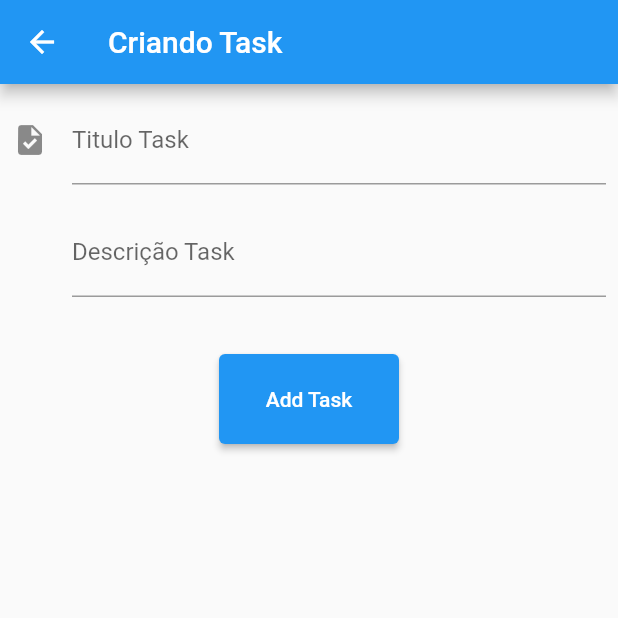
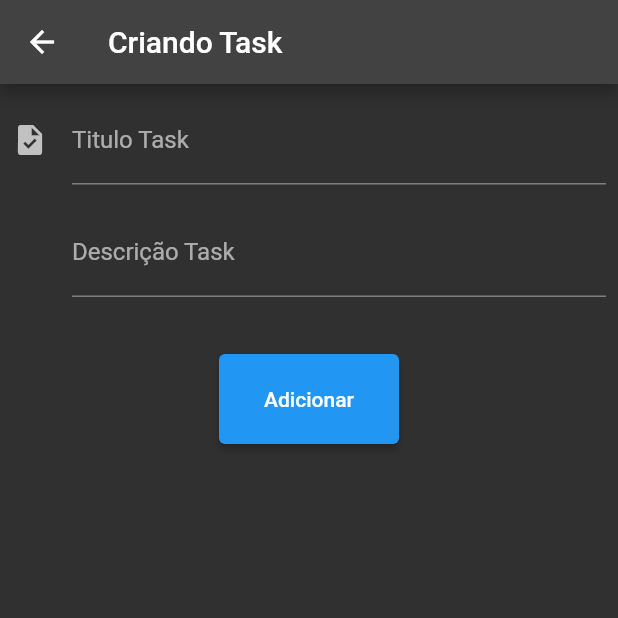
Before and after one commit to WillAPS/crud_flutter, a Flutter app: the screen it shows after launch, after a tap on the "add" icon, on a phone screen of 412 x 824 dp, the top half of it. Run offline on Flutter 3.47's test engine with Material 2 defaults, Android fonts, the phone set to English and light mode, and no system bars.

Commit message:
adicionado botao para troca de tema

```diff
--- /dev/null
+++ b/lib/components/editor.dart
@@ -0,0 +1,33 @@
+import 'package:flutter/material.dart';
+
+class Editor extends StatelessWidget {
+  Editor({
+    required this.controller,
+    required this.placeholder,
+    required this.dica,
+    this.iconTask,
+  });
+
+  final TextEditingController controller;
+  final String placeholder;
+  final String dica;
+  final IconData? iconTask;
+
+  @override
+  Widget build(BuildContext context) {
+    return Padding(
+      padding: const EdgeInsets.all(8.0),
+      child: TextField(
+        controller: controller,
+        style: const TextStyle(
+          fontSize: 16.0,
+        ),
+        decoration: InputDecoration(
+          icon: Icon(iconTask),
+          labelText: placeholder,
+          hintText: dica,
+        ),
+      ),
+    );
+  }
+}
--- a/lib/main.dart
+++ b/lib/main.dart
@@ -1,163 +1,24 @@
 import 'package:flutter/foundation.dart';
 import 'package:flutter/material.dart';
+import 'package:helloworld/screens/task/list.dart';
+import 'package:helloworld/theme_changer.dart';
 
 void main() => runApp(const TodoListApp());
 
 class TodoListApp extends StatelessWidget {
   const TodoListApp({Key? key}) : super(key: key);
-
   // This widget is the root of your application.
   @override
   Widget build(BuildContext context) {
-    return MaterialApp(
-        // Application name
-        home: Scaffold(
-      body: TasksList(),
-    ));
-  }
-}
-
-class AddTask extends StatelessWidget {
-  final TextEditingController _controllerTitleTask = TextEditingController();
-  final TextEditingController _controllerSubTitleTask = TextEditingController();
-
-  @override
-  Widget build(BuildContext context) {
-    return Scaffold(
-      appBar: AppBar(
-        title: Text('Criando Task'),
-      ),
-      body: Column(children: <Widget>[
-        Editor(
-          controller: _controllerTitleTask,
-          placeholder: 'Titulo Task',
-          dica: 'Fazer compra',
-          iconTask: Icons.task,
-        ),
-        Editor(
-          controller: _controllerSubTitleTask,
-          placeholder: 'Descrição Task',
-          dica: '1Kg Cenoura',
-        ),
-        const SizedBox(height: 30),
-        ElevatedButton(
-          child: const Text("Add Task"),
-          onPressed: () => _createdTask(context),
-          style: ButtonStyle(
-              minimumSize: MaterialStateProperty.all(const Size(120, 60))),
-        ),
-      ]),
-    );
-  }
-
-  void _createdTask(BuildContext context) {
-    final String titleTask = _controllerTitleTask.text;
-    final String subTitleTask = _controllerSubTitleTask.text;
-    Task(titleTask, subTitleTask);
-    if (titleTask != null && subTitleTask != null) {
-      final createdTask = Task(titleTask, subTitleTask);
-      Navigator.pop(context, createdTask);
-    }
-  }
-}
-
-class Editor extends StatelessWidget {
-  Editor(
-      {required this.controller,
-      required this.placeholder,
-      required this.dica,
-      this.iconTask});
-
-  final TextEditingController controller;
-  final String placeholder;
-  final String dica;
-  final IconData? iconTask;
-
-  @override
-  Widget build(BuildContext context) {
-    return Padding(
-      padding: const EdgeInsets.all(8.0),
-      child: TextField(
-        controller: controller,
-        style: const TextStyle(
-          fontSize: 16.0,
-        ),
-        decoration: InputDecoration(
-          icon: Icon(iconTask),
-          labelText: placeholder,
-          hintText: dica,
-        ),
-      ),
+    return ThemeBuilder(
+      defaultBrightness: Brightness.dark,
+      defaultIcon: Icons.dark_mode,
+      builder: (context, _brightness, _icon) {
+        return MaterialApp(
+          theme: ThemeData(primarySwatch: Colors.blue, brightness: _brightness),
+          home: TasksList(),
+        );
+      },
     );
   }
 }
-
-class TasksList extends StatefulWidget {
-  TasksList({Key? key}) : super(key: key);
-
-  final List<Task> _tasks = [];
-  @override
-  State<StatefulWidget> createState() {
-    return TasksListState();
-  }
-}
-
-class TasksListState extends State<TasksList>{
-
-  @override
-  Widget build(BuildContext context) {
-      return Scaffold(
-        appBar: AppBar(
-          title: const Text('Tasks'),
-        ),
-        body: ListView.builder(
-          itemCount:widget._tasks.length ,
-          itemBuilder: (context, index) {
-            final task = widget._tasks[index];
-            return TaskTransferencia(task);
-          } ,
-        ),
-        floatingActionButton: FloatingActionButton(
-          onPressed: () {
-            final Future<Task?> future =
-            Navigator.push(context, MaterialPageRoute(builder: (context) {
-              return AddTask();
-            }));
-            future.then((receiveTask) {
-              Future.delayed(const Duration(milliseconds: 500), () {
-                debugPrint(receiveTask?.taskTitle);
-                setState(() {
-                  widget._tasks.add(receiveTask!);
-                });
-              });
-            });
-          },
-          child: const Icon(Icons.add),
-        ),
-      );
-  }
-}
-
-class TaskTransferencia extends StatelessWidget {
-  final Task _task;
-
-  TaskTransferencia(this._task);
-
-  @override
-  Widget build(BuildContext context) {
-    return Card(
-      child: ListTile(
-        leading: const Icon(Icons.task),
-        title: Text(_task.taskTitle),
-        subtitle: Text(_task.taskSubTitle),
-      ),
-    );
-  }
-}
-
-class Task {
-  final String taskTitle;
-  final String taskSubTitle;
-
-  Task(this.taskTitle, this.taskSubTitle);
-}
--- /dev/null
+++ b/lib/models/task.dart
@@ -0,0 +1,6 @@
+class Task {
+  final String taskTitle;
+  final String taskSubTitle;
+
+  Task(this.taskTitle, this.taskSubTitle);
+}
--- /dev/null
+++ b/lib/screens/task/add.dart
@@ -0,0 +1,49 @@
+import 'package:flutter/material.dart';
+
+import '../../components/editor.dart';
+import '../../models/task.dart';
+
+class AddTask extends StatelessWidget {
+  final TextEditingController _controllerTitleTask = TextEditingController();
+  final TextEditingController _controllerSubTitleTask = TextEditingController();
+
+  @override
+  Widget build(BuildContext context) {
+    return Scaffold(
+      appBar: AppBar(
+        title: Text('Criando Task'),
+      ),
+      body: SingleChildScrollView(
+        child: Column(children: <Widget>[
+          Editor(
+            controller: _controllerTitleTask,
+            placeholder: 'Titulo Task',
+            dica: 'Fazer compra',
+            iconTask: Icons.task,
+          ),
+          Editor(
+            controller: _controllerSubTitleTask,
+            placeholder: 'Descrição Task',
+            dica: '1Kg Cenoura',
+          ),
+          const SizedBox(height: 30),
+          ElevatedButton(
+            child: const Text("Adicionar"),
+            onPressed: () => _createdTask(context),
+            style: ButtonStyle(
+                minimumSize: MaterialStateProperty.all(const Size(120, 60))),
+          ),
+        ]),
+      ),
+    );
+  }
+  void _createdTask(BuildContext context) {
+    final String titleTask = _controllerTitleTask.text;
+    final String subTitleTask = _controllerSubTitleTask.text;
+    Task(titleTask, subTitleTask);
+    if (titleTask != null && subTitleTask != null) {
+      final createdTask = Task(titleTask, subTitleTask);
+      Navigator.pop(context, createdTask);
+    }
+  }
+}
--- /dev/null
+++ b/lib/screens/task/list.dart
@@ -0,0 +1,81 @@
+import 'package:flutter/material.dart';
+
+import '../../models/task.dart';
+import '../../theme_changer.dart';
+import 'add.dart';
+
+const _titleAppBar = Text('Tasks');
+
+class TasksList extends StatefulWidget {
+  TasksList({Key? key}) : super(key: key);
+
+  final List<Task> _tasks = [];
+
+  @override
+  State<StatefulWidget> createState() {
+    return TasksListState();
+  }
+}
+
+class TasksListState extends State<TasksList> {
+  @override
+  Widget build(BuildContext context) {
+    return Scaffold(
+      appBar: AppBar(
+        title: _titleAppBar,
+        actions: <Widget>[
+          IconButton(
+              onPressed: () {
+                ThemeBuilder.of(context)?.changeTheme();
+                setState(() {
+                  icon: Icon(Icons.dark_mode);
+                });
+              },
+              icon: Icon(Icons.light_mode))
+        ],
+      ),
+      body: ListView.builder(
+        itemCount: widget._tasks.length,
+        itemBuilder: (context, index) {
+          final task = widget._tasks[index];
+          return TaskTransferencia(task);
+        },
+      ),
+      floatingActionButton: FloatingActionButton(
+        onPressed: () {
+          Navigator.push(context, MaterialPageRoute(builder: (context) {
+            return AddTask();
+          })).then((receiveTask) => _att(receiveTask));
+        },
+        child: const Icon(Icons.add),
+      ),
+    );
+  }
+
+  void _att(Task? receiveTask) {
+     if (receiveTask != null &&
+        receiveTask.taskTitle != "" &&
+        receiveTask.taskSubTitle != "") {
+      setState(() {
+        widget._tasks.add(receiveTask);
+      });
+    }
+  }
+}
+
+class TaskTransferencia extends StatelessWidget {
+  final Task _task;
+
+  TaskTransferencia(this._task, {Key? key}) : super(key: key);
+
+  @override
+  Widget build(BuildContext context) {
+    return Card(
+      child: ListTile(
+        leading: const Icon(Icons.task),
+        title: Text(_task.taskTitle),
+        subtitle: Text(_task.taskSubTitle),
+      ),
+    );
+  }
+}
--- /dev/null
+++ b/lib/theme_changer.dart
@@ -0,0 +1,40 @@
+import 'package:flutter/material.dart';
+
+class ThemeBuilder extends StatefulWidget {
+  final Widget Function(BuildContext context, Brightness brightness, IconData icon) builder;
+  final Brightness defaultBrightness;
+  final IconData defaultIcon;
+  ThemeBuilder({required this.builder, required this.defaultBrightness, required this.defaultIcon});
+
+  @override
+  _ThemeBuilderState createState() => _ThemeBuilderState();
+
+  static _ThemeBuilderState? of(BuildContext context)
+  {
+    return context.findAncestorStateOfType<_ThemeBuilderState>();
+  }
+}
+
+class _ThemeBuilderState extends State<ThemeBuilder> {
+  late Brightness _brightness;
+  late IconData _icon;
+
+  @override
+  void initState() {
+    super.initState();
+    _brightness = widget.defaultBrightness;
+    _icon = widget.defaultIcon;
+  }
+
+  void changeTheme() {
+    setState(() {
+      _brightness = _brightness == Brightness.dark ? Brightness.light : Brightness.dark;
+      _icon = _icon == Icons.light_mode ? Icons.dark_mode : Icons.light_mode;
+    });
+  }
+
+  @override
+  Widget build(BuildContext context) {
+    return widget.builder(context, _brightness, _icon);
+  }
+}
```
Also changed, not shown: pubspec.lock (added).
